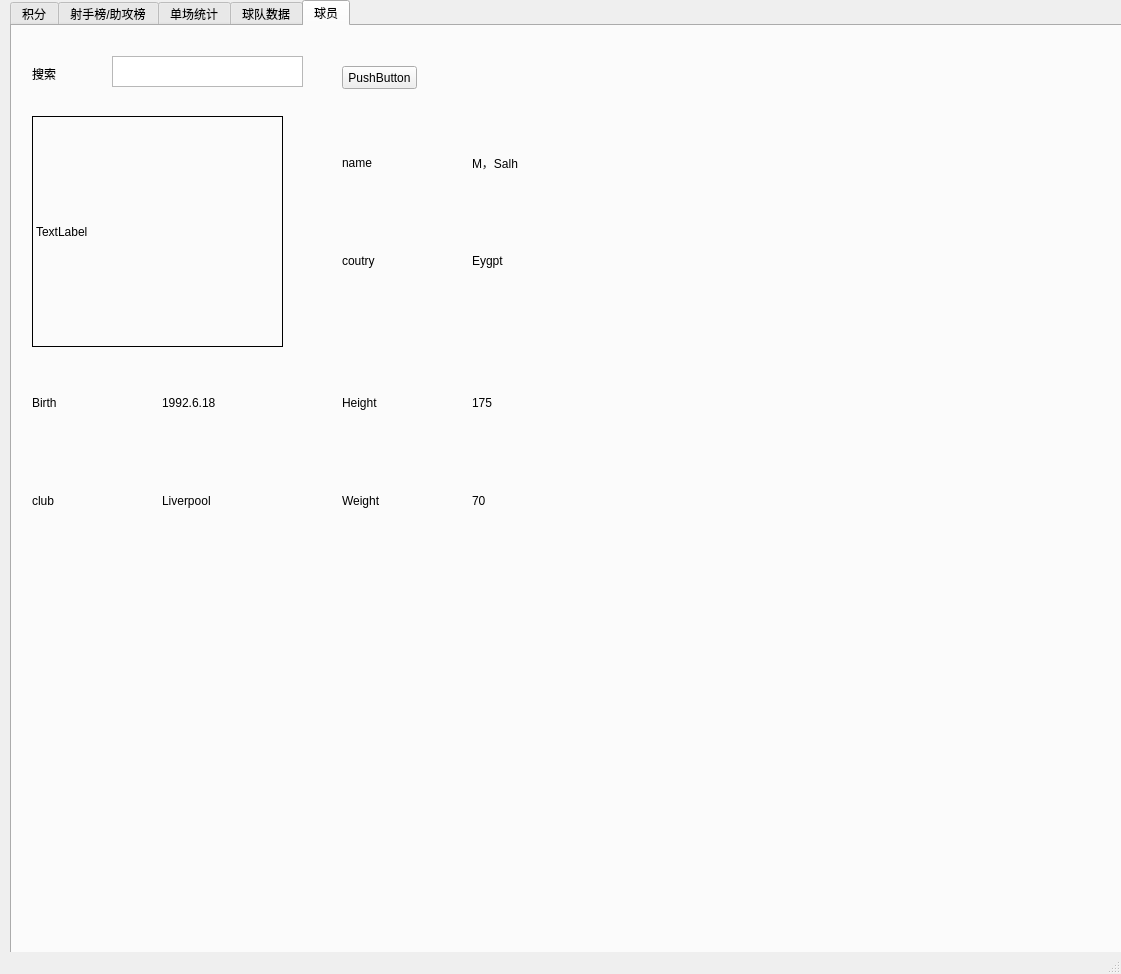
Before: the Qt Designer form Project/mainUI.ui in FontaineGuo/Tiki-Taka-Visual, drawn with Qt 5.
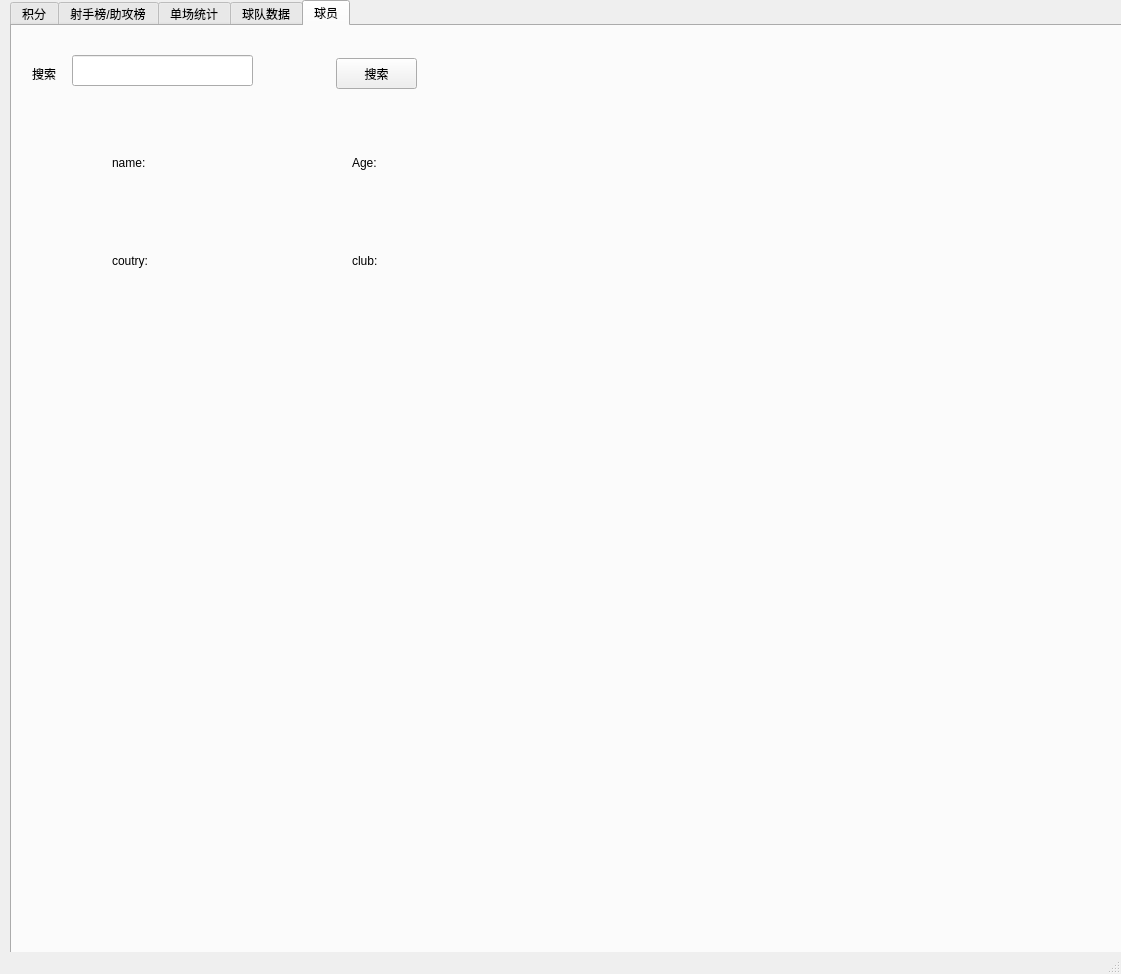
After: the same form once the commit is applied. The open tabs and pages were chosen to show the change. Icons and pictures are not drawn.

Commit message: add player and single game panel

What changed in the file:
```diff
--- a/Project/mainUI.ui
+++ b/Project/mainUI.ui
@@ -406,16 +406,6 @@
      <attribute name="title">
       <string>球员</string>
      </attribute>
-     <widget class="QPlainTextEdit" name="plainTextEdit">
-      <property name="geometry">
-       <rect>
-        <x>100</x>
-        <y>30</y>
-        <width>191</width>
-        <height>31</height>
-       </rect>
-      </property>
-     </widget>
      <widget class="QLabel" name="label_12">
       <property name="geometry">
        <rect>
@@ -432,25 +422,25 @@
      <widget class="QLabel" name="label_13">
       <property name="geometry">
        <rect>
-        <x>20</x>
+        <x>40</x>
         <y>90</y>
-        <width>251</width>
-        <height>231</height>
+        <width>51</width>
+        <height>51</height>
        </rect>
       </property>
       <property name="frameShape">
-       <enum>QFrame::Panel</enum>
+       <enum>QFrame::NoFrame</enum>
       </property>
       <property name="text">
-       <string>TextLabel</string>
+       <string/>
       </property>
      </widget>
      <widget class="QWidget" name="verticalLayoutWidget_9">
       <property name="geometry">
        <rect>
-        <x>330</x>
+        <x>100</x>
         <y>90</y>
-        <width>121</width>
+        <width>51</width>
         <height>191</height>
        </rect>
       </property>
@@ -458,14 +448,14 @@
        <item>
         <widget class="QLabel" name="label_14">
          <property name="text">
-          <string>name</string>
+          <string>name:</string>
          </property>
         </widget>
        </item>
        <item>
         <widget class="QLabel" name="label_15">
          <property name="text">
-          <string>coutry</string>
+          <string>coutry:</string>
          </property>
         </widget>
        </item>
@@ -474,9 +464,9 @@
      <widget class="QWidget" name="verticalLayoutWidget_10">
       <property name="geometry">
        <rect>
-        <x>460</x>
+        <x>160</x>
         <y>90</y>
-        <width>121</width>
+        <width>141</width>
         <height>191</height>
        </rect>
       </property>
@@ -484,14 +474,14 @@
        <item>
         <widget class="QLabel" name="label_16">
          <property name="text">
-          <string>M，Salh</string>
+          <string/>
          </property>
         </widget>
        </item>
        <item>
         <widget class="QLabel" name="label_17">
          <property name="text">
-          <string>Eygpt</string>
+          <string/>
          </property>
         </widget>
        </item>
@@ -500,9 +490,9 @@
      <widget class="QWidget" name="verticalLayoutWidget_11">
       <property name="geometry">
        <rect>
-        <x>20</x>
-        <y>330</y>
-        <width>121</width>
+        <x>340</x>
+        <y>90</y>
+        <width>51</width>
         <height>191</height>
        </rect>
       </property>
@@ -510,14 +500,14 @@
        <item>
         <widget class="QLabel" name="label_18">
          <property name="text">
-          <string>Birth</string>
+          <string>Age:</string>
          </property>
         </widget>
        </item>
        <item>
         <widget class="QLabel" name="label_19">
          <property name="text">
-          <string>club</string>
+          <string>club:</string>
          </property>
         </widget>
        </item>
@@ -526,9 +516,9 @@
      <widget class="QWidget" name="verticalLayoutWidget_12">
       <property name="geometry">
        <rect>
-        <x>150</x>
-        <y>330</y>
-        <width>121</width>
+        <x>400</x>
+        <y>90</y>
+        <width>211</width>
         <height>191</height>
        </rect>
       </property>
@@ -536,113 +526,70 @@
        <item>
         <widget class="QLabel" name="label_20">
          <property name="text">
-          <string>1992.6.18</string>
+          <string/>
          </property>
         </widget>
        </item>
        <item>
         <widget class="QLabel" name="label_21">
          <property name="text">
-          <string>Liverpool</string>
+          <string/>
          </property>
         </widget>
        </item>
       </layout>
      </widget>
-     <widget class="QWidget" name="verticalLayoutWidget_13">
+     <widget class="QPushButton" name="player_CheckBtn">
       <property name="geometry">
        <rect>
-        <x>330</x>
-        <y>330</y>
-        <width>121</width>
-        <height>191</height>
+        <x>324</x>
+        <y>32</y>
+        <width>81</width>
+        <height>31</height>
        </rect>
       </property>
-      <layout class="QVBoxLayout" name="verticalLayout_11">
-       <item>
-        <widget class="QLabel" name="label_22">
-         <property name="text">
-          <string>Height</string>
-         </property>
-        </widget>
-       </item>
-       <item>
-        <widget class="QLabel" name="label_23">
-         <property name="text">
-          <string>Weight</string>
-         </property>
-        </widget>
-       </item>
-      </layout>
+      <property name="text">
+       <string>搜索</string>
+      </property>
      </widget>
-     <widget class="QWidget" name="verticalLayoutWidget_14">
+     <widget class="QLineEdit" name="playerName_Input">
       <property name="geometry">
        <rect>
-        <x>460</x>
-        <y>330</y>
-        <width>121</width>
-        <height>191</height>
+        <x>60</x>
+        <y>29</y>
+        <width>181</width>
+        <height>31</height>
        </rect>
       </property>
-      <layout class="QVBoxLayout" name="verticalLayout_12">
-       <item>
-        <widget class="QLabel" name="label_24">
-         <property name="text">
-          <string>175</string>
-         </property>
-        </widget>
-       </item>
-       <item>
-        <widget class="QLabel" name="label_25">
-         <property name="text">
-          <string>70</string>
-         </property>
-        </widget>
-       </item>
-      </layout>
      </widget>
-     <widget class="QPushButton" name="pushButton">
+     <widget class="QLabel" name="playerCountryPhoto_lb">
       <property name="geometry">
        <rect>
-        <x>330</x>
-        <y>40</y>
-        <width>75</width>
-        <height>23</height>
+        <x>60</x>
+        <y>230</y>
+        <width>23</width>
+        <height>17</height>
        </rect>
       </property>
       <property name="text">
-       <string>PushButton</string>
+       <string/>
       </property>
      </widget>
-     <widget class="QWidget" name="verticalLayoutWidget_15">
+     <widget class="QLabel" name="playerClubPhoto_lb">
       <property name="geometry">
        <rect>
-        <x>20</x>
-        <y>550</y>
-        <width>561</width>
-        <height>321</height>
+        <x>310</x>
+        <y>220</y>
+        <width>24</width>
+        <height>24</height>
        </rect>
       </property>
-      <layout class="QVBoxLayout" name="verticalLayout_13">
-       <item>
-        <widget class="QWidget" name="widget_4" native="true"/>
-       </item>
-      </layout>
-     </widget>
-     <widget class="QWidget" name="verticalLayoutWidget_16">
-      <property name="geometry">
-       <rect>
-        <x>600</x>
-        <y>90</y>
-        <width>491</width>
-        <height>781</height>
-       </rect>
+      <property name="frameShape">
+       <enum>QFrame::NoFrame</enum>
       </property>
-      <layout class="QVBoxLayout" name="verticalLayout_14">
-       <item>
-        <widget class="QWidget" name="widget_5" native="true"/>
-       </item>
-      </layout>
+      <property name="text">
+       <string/>
+      </property>
      </widget>
     </widget>
    </widget>
```
Left out of the diff: 31 changed lines with no effect on the pictures. The commit also changes 2 other files.
